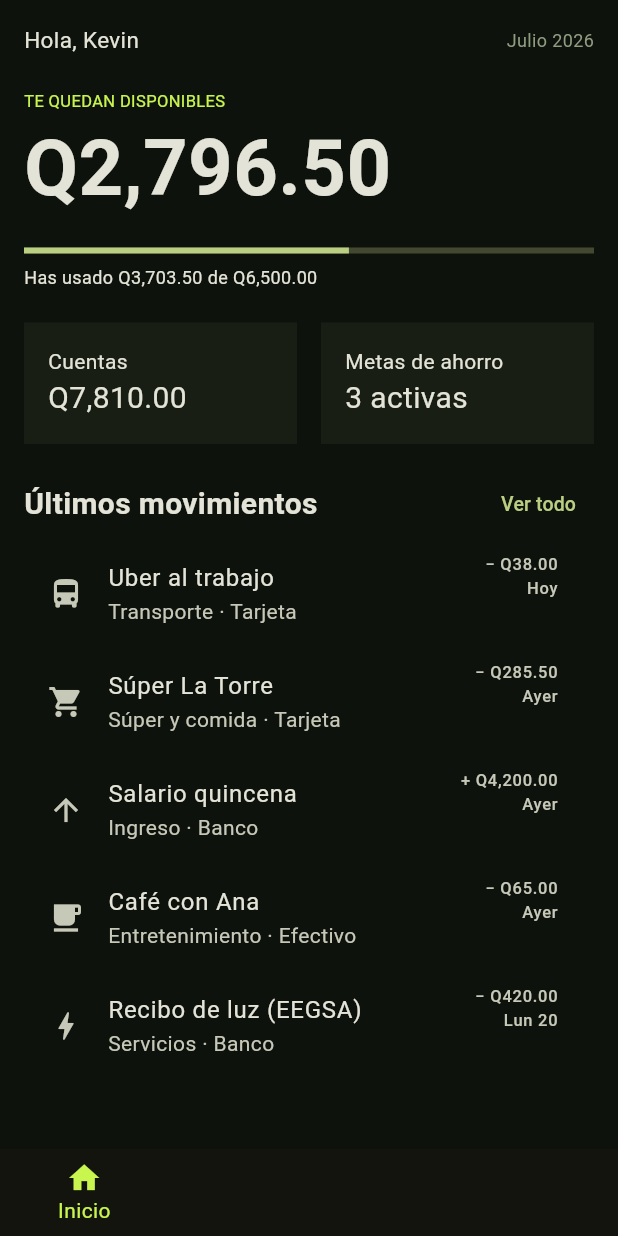
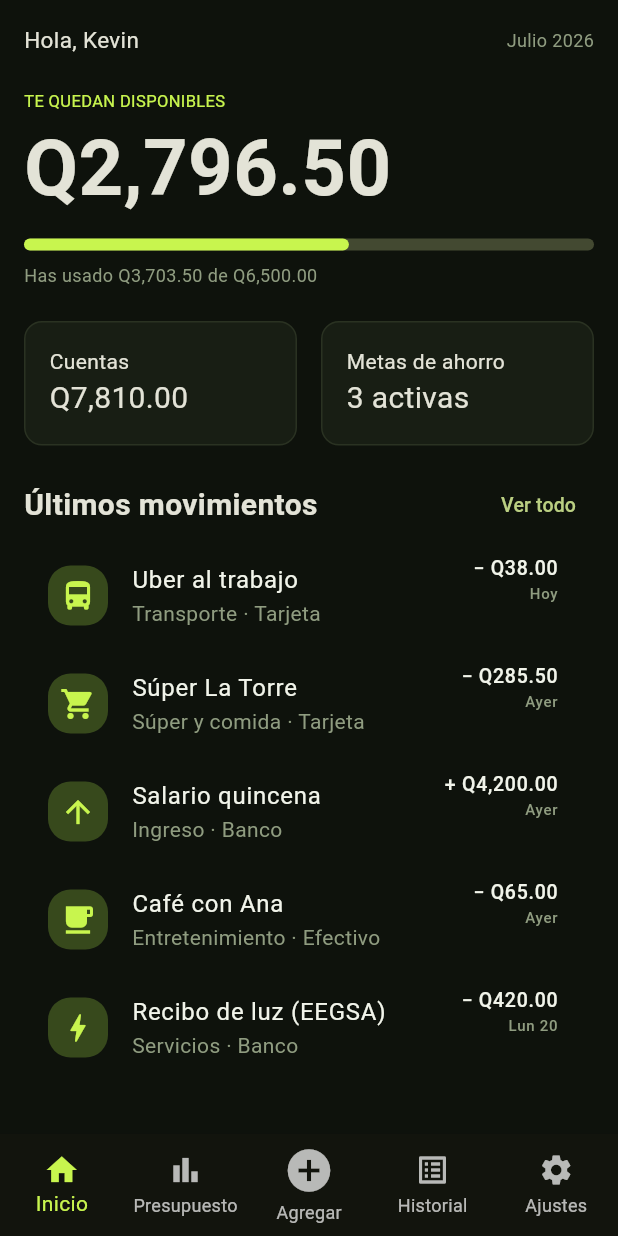
Before and after one commit to saulecch/inkash_d, a Flutter app: the screen it shows after launch, on a phone screen of 412 x 824 dp. Run offline on Flutter 3.47's test engine with Material 3 defaults, Android fonts, the light colour scheme and no system bars.

Commit message:
S06 tema aplicado

```diff
--- a/lib/main.dart
+++ b/lib/main.dart
@@ -53,12 +53,17 @@ class MyApp extends StatelessWidget {
                   'Q2,796.50',
                   style: TextStyle(fontSize: 52, fontWeight: FontWeight.w600),
                 ),
-                SizedBox(height: 16),
-                LinearProgressIndicator(value: 0.57),
-                SizedBox(height: 7),
+                SizedBox(height: 10),
+                LinearProgressIndicator(
+                  value: 0.57,
+                  color: kLima,
+                  minHeight: 8,
+                  borderRadius: BorderRadius.all(Radius.circular(4)),
+                ),
+                SizedBox(height: 8),
                 Text(
                   'Has usado Q3,703.50 de Q6,500.00',
-                  style: TextStyle(fontSize: 12),
+                  style: TextStyle(fontSize: 12, color: kMuted),
                 ),
               ],
             ),
@@ -124,15 +129,19 @@ class MyApp extends StatelessWidget {
         bottomNavigationBar: BottomNavigationBar(
           currentIndex: 0,
           selectedItemColor: kLima,
-          items: [
+          type: BottomNavigationBarType.fixed,
+          items: const [
             BottomNavigationBarItem(icon: Icon(Icons.home), label: 'Inicio'),
             BottomNavigationBarItem(
               icon: Icon(Icons.bar_chart),
               label: 'Presupuesto',
             ),
-            BottomNavigationBarItem(icon: Icon(Icons.add), label: 'Agregar'),
             BottomNavigationBarItem(
-              icon: Icon(Icons.history),
+              icon: Icon(Icons.add_circle, size: 34),
+              label: 'Agregar',
+            ),
+            BottomNavigationBarItem(
+              icon: Icon(Icons.list_alt),
               label: 'Historial',
             ),
             BottomNavigationBarItem(
@@ -154,12 +163,23 @@ Widget detailListTile(
   String date,
 ) {
   return ListTile(
-    leading: Icon(icon),
-    title: Text(title),
-    subtitle: Text(subtitle),
+    leading: Container(
+      width: 40,
+      height: 40,
+      decoration: BoxDecoration(
+        color: kIconoFondo,
+        borderRadius: BorderRadius.circular(15),
+      ),
+      child: Icon(icon, color: kLima),
+    ),
+    title: Text(title, style: TextStyle(color: kTexto)),
+    subtitle: Text(subtitle, style: TextStyle(color: kMuted)),
     trailing: Column(
       crossAxisAlignment: CrossAxisAlignment.end,
-      children: [Text(amount), Text(date)],
+      children: [
+        Text(amount, style: TextStyle(fontSize: 13, color: kTexto)),
+        Text(date, style: TextStyle(fontSize: 10, color: kMuted)),
+      ],
     ),
   );
 }
@@ -168,7 +188,11 @@ Widget heroCard(String title, String content) {
   return Expanded(
     child: Container(
       padding: EdgeInsets.all(16),
-      color: kSuperficie,
+      decoration: BoxDecoration(
+        color: kSuperficie,
+        border: Border.all(color: kBorde),
+        borderRadius: BorderRadius.all(Radius.circular(12)),
+      ),
       child: Column(
         crossAxisAlignment: .start,
         children: [
```
